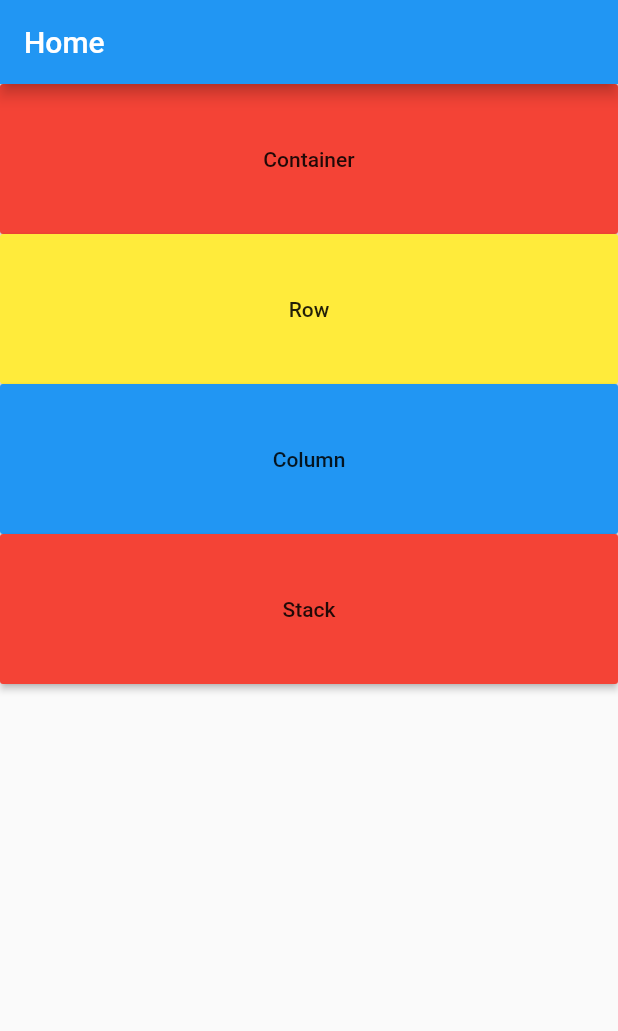
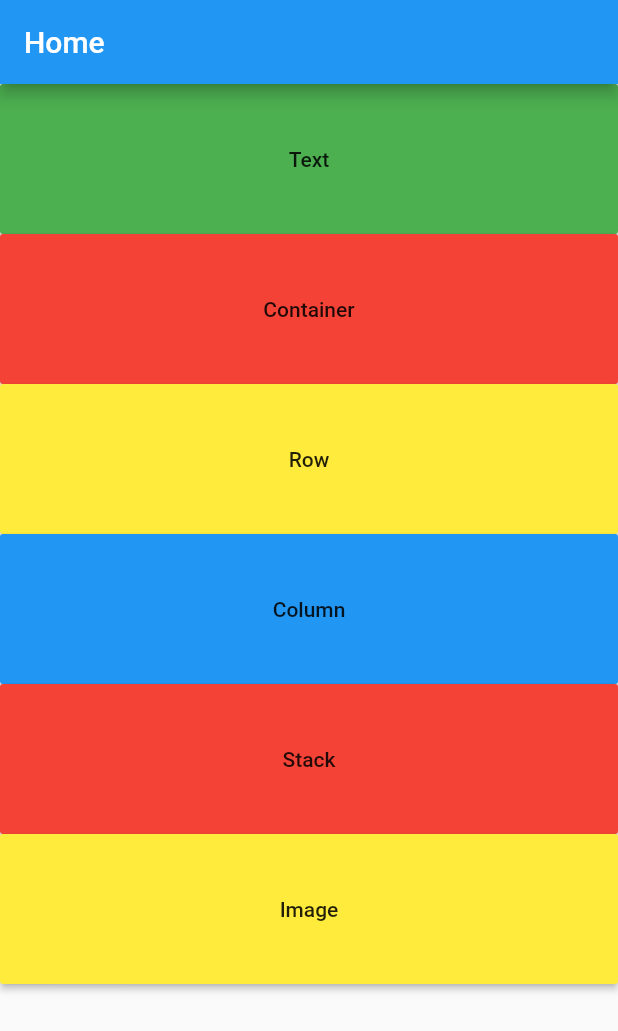
Before and after one commit to Daisiyou/flutter_ui_practice, a Flutter app: the screen it shows after launch, on a phone screen of 412 x 824 dp. Shown: the top 1031 px of the screen. Run offline on Flutter 3.47's test engine with Material 2 defaults, Android fonts, the phone set to English and light mode, and no system bars.

Commit message:
add image text

```diff
--- a/lib/router/router.dart
+++ b/lib/router/router.dart
@@ -3,21 +3,27 @@ import 'package:flutter_ui_practice/ui/container.dart';
 import 'package:flutter_ui_practice/ui/row.dart';
 import 'package:flutter_ui_practice/ui/column.dart';
 import 'package:flutter_ui_practice/ui/stack.dart';
+import 'package:flutter_ui_practice/ui/text.dart';
+import 'package:flutter_ui_practice/ui/image.dart';
 
 class Router {
   static const home = '/';
+  static const text = '/text';
   static const container = '/container';
   static const row = '/row';
-  static const column = 'column';
-  static const stack = 'stack';
+  static const column = '/column';
+  static const stack = '/stack';
+  static const image = '/image';
 
   static getRouter() {
     return {
-      Router.home: (context) => Home(),
-      Router.container: (context) => MyContainer(),
-      Router.row: (context) => MyRow(),
-      Router.column: (context) => MyColumn(),
-      Router.stack:(context) => MyStack(),
-    };
+      Router.home       :   (context) => Home(),
+      Router.text       :   (context) => Mytext(),
+      Router.container  :   (context) => MyContainer(),
+      Router.row        :   (context) => MyRow(),
+      Router.column     :   (context) => MyColumn(),
+      Router.stack      :   (context) => MyStack(),
+      Router.image      :   (context) => MyImage(),
+     };
   }
 }
--- a/lib/ui/home.dart
+++ b/lib/ui/home.dart
@@ -10,6 +10,16 @@ class Home extends StatelessWidget {
       ),
       body: ListView(
         children: <Widget>[
+          Container(
+            height: 100,
+            child: RaisedButton(
+              color: Colors.green,
+              child: Text('Text'),
+              onPressed: () {
+                Navigator.pushNamed(context, Router.text);
+              },
+            ),
+          ),
           Container(
             height: 100,
             child: RaisedButton(
@@ -50,6 +60,16 @@ class Home extends StatelessWidget {
               },
             ),
           ),
+          Container(
+            height: 100,
+            child: RaisedButton(
+              color: Colors.yellow,
+              child: Text('Image'),
+              onPressed: (){
+                Navigator.pushNamed(context, Router.image);
+              },
+            ),
+          ),
         ],
       ),
     );
--- a/pubspec.yaml
+++ b/pubspec.yaml
@@ -41,8 +41,8 @@ flutter:
   uses-material-design: true
 
   # To add assets to your application, add an assets section, like this:
-  # assets:
-  #  - images/a_dot_burr.jpeg
+  assets:
+    - lib/images/loading.png
   #  - images/a_dot_ham.jpeg
 
   # An image asset can refer to one or more resolution-specific "variants", see
```
Also changed, not shown: lib/ui/image.dart (added, +47 -0 lines), lib/ui/text.dart (added, +75 -0 lines), lib/images/loading.png (added).
